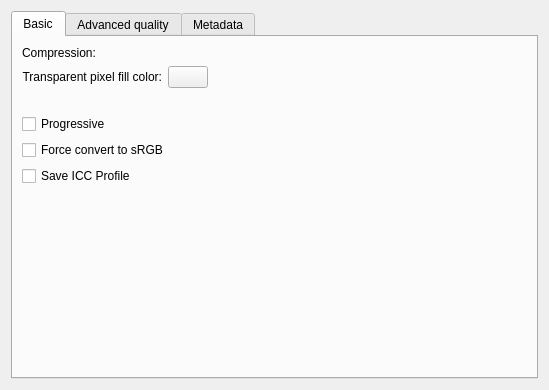
Before: the Qt Designer form plugins/impex/jpeg/kis_wdg_options_jpeg.ui in KDE/krita, drawn with Qt 5.
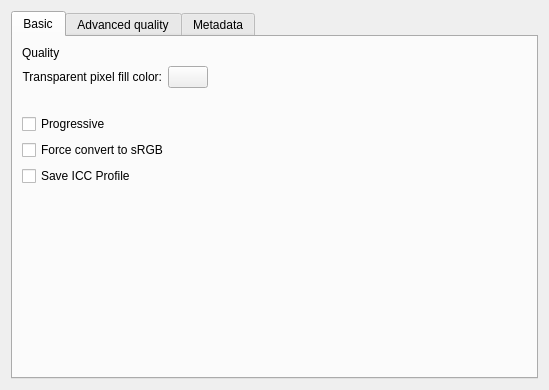
After: the same form once the commit is applied. Custom widgets are drawn as their Qt base class.

Commit message:
Rename the compression slider to quality
It used to be call "Quality" before, but was renamed to compression
without changing the logic in response to CCBUG:328073 , which only
tried to fix the precision. The slider, however, does not indicate
compression at all.

BUG:385684

What changed in the file:
```diff
--- a/plugins/impex/jpeg/kis_wdg_options_jpeg.ui
+++ b/plugins/impex/jpeg/kis_wdg_options_jpeg.ui
@@ -68,7 +68,7 @@
             </sizepolicy>
            </property>
            <property name="text">
-            <string>Compression:</string>
+            <string>Quality</string>
            </property>
           </widget>
          </item>
```
